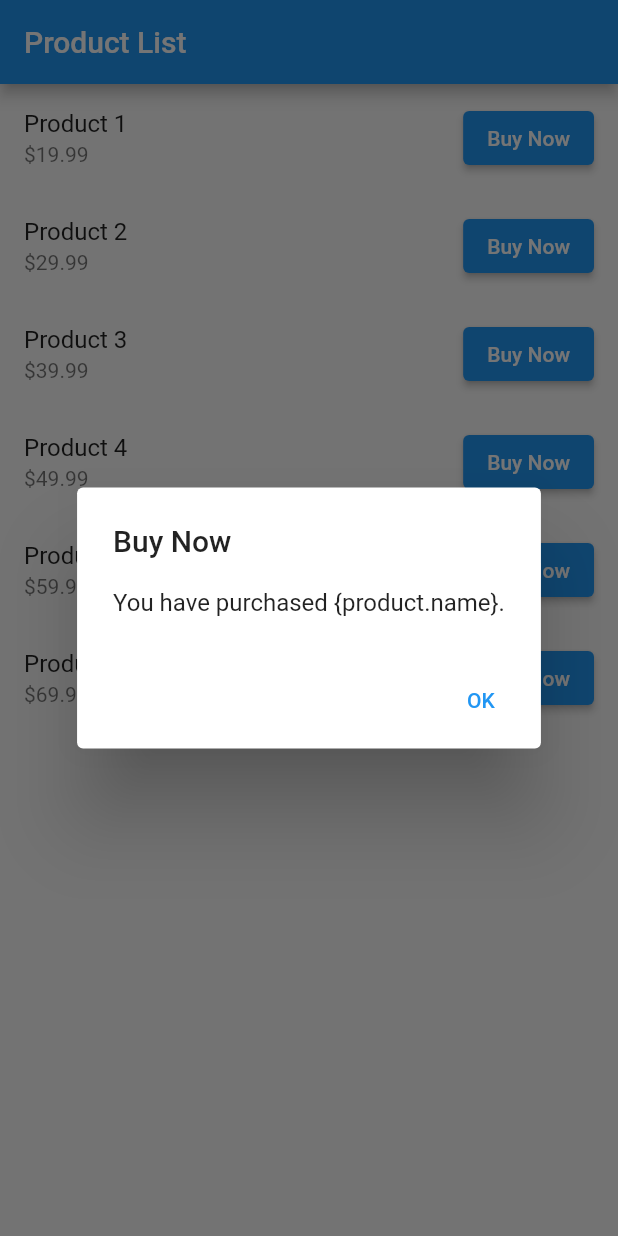
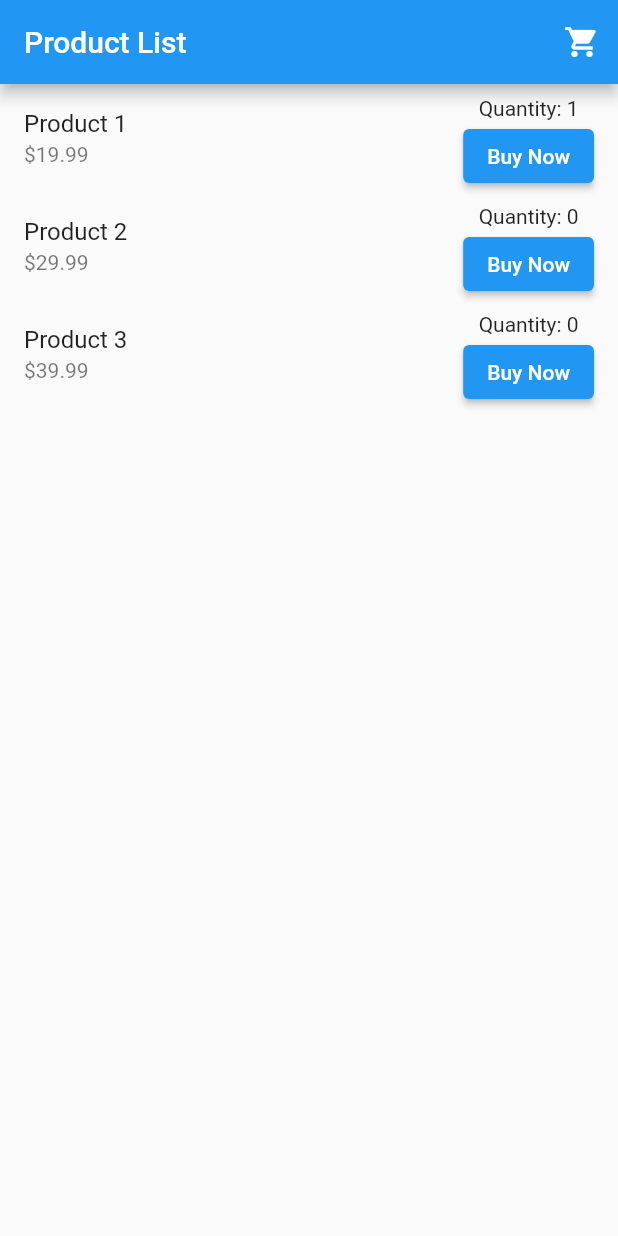
Before and after one commit to elamoni/Flutter, a Flutter app: the screen it shows after launch, after a tap on "Buy Now", on a phone screen of 412 x 824 dp. Run offline on Flutter 3.47's test engine with Material 2 defaults, Android fonts, the phone set to English and light mode, and no system bars.

Commit message:
Couter with cart page

```diff
--- a/lib/main.dart
+++ b/lib/main.dart
@@ -1,11 +1,17 @@
 import 'package:flutter/material.dart';
 
-// Define a Product class to represent individual products
+void main() {
+  runApp(MaterialApp(
+    home: ProductList(),
+  ));
+}
+
 class Product {
   final String name;
   final double price;
+  int quantity;
 
-  Product(this.name, this.price);
+  Product(this.name, this.price, this.quantity);
 }
 
 class ProductList extends StatefulWidget {
@@ -14,39 +20,61 @@ class ProductList extends StatefulWidget {
 }
 
 class _ProductListState extends State<ProductList> {
-  // Create a list of products
   List<Product> products = [
-    Product('Product 1', 19.99),
-    Product('Product 2', 29.99),
-    Product('Product 3', 39.99),
-    Product('Product 4', 49.99),
-    Product('Product 5', 59.99),
-    Product('Product 6', 69.99),
+    Product('Product 1', 19.99, 0),
+    Product('Product 2', 29.99, 0),
+    Product('Product 3', 39.99, 0),
+    // Add more products as needed
+  ];
 
-  ];
+  int totalProductsBought = 0;
 
   @override
   Widget build(BuildContext context) {
     return Scaffold(
       appBar: AppBar(
         title: Text('Product List'),
+        actions: [
+          IconButton(
+            icon: Icon(Icons.shopping_cart),
+            onPressed: () {
+              Navigator.push(
+                context,
+                MaterialPageRoute(
+                  builder: (context) =>
+                      CartPage(products, totalProductsBought),
                 ),
-      body: ListView.builder(
+              );
+            },
+          ),
+        ],
+      ),
+      body: Column(
+        children: [
+          Expanded(
+            child: ListView.builder(
               itemCount: products.length,
               itemBuilder: (context, index) {
                 final product = products[index];
                 return ListTile(
                   title: Text(product.name),
                   subtitle: Text('\$${product.price.toStringAsFixed(2)}'),
-            trailing: ElevatedButton(
+                  trailing: Column(
+                    mainAxisAlignment: MainAxisAlignment.center,
+                    children: [
+                      Text('Quantity: ${product.quantity}'),
+                      ElevatedButton(
                         onPressed: () {
-                // Implement the buy now action for the product
+                          setState(() {
+                            product.quantity++;
+                            if (product.quantity == 5) {
                               showDialog(
                                 context: context,
                                 builder: (BuildContext context) {
                                   return AlertDialog(
-                      title: Text('Buy Now'),
-                      content: Text('You have purchased {product.name}.'),
+                                    title: Text('Congratulations!'),
+                                    content: Text(
+                                        'You\'ve bought 5 ${product.name}!'),
                                     actions: [
                                       TextButton(
                                         onPressed: () {
@@ -58,18 +86,51 @@ class _ProductListState extends State<ProductList> {
                                   );
                                 },
                               );
+                            }
+                            totalProductsBought++;
+                          });
                         },
                         child: Text('Buy Now'),
                       ),
+                    ],
+                  ),
                 );
               },
+            ),
+          ),
+        ],
       ),
     );
   }
 }
 
-void main() {
-  runApp(MaterialApp(
-    home: ProductList(),
-  ));
+class CartPage extends StatelessWidget {
+  final List<Product> products;
+  final int totalProductsBought;
+
+  CartPage(this.products, this.totalProductsBought);
+
+  @override
+  Widget build(BuildContext context) {
+    return Scaffold(
+      appBar: AppBar(
+        title: Text('Cart'),
+      ),
+      body: SingleChildScrollView(
+        child: Column(
+          mainAxisAlignment: MainAxisAlignment.center,
+          children: [
+            Text('Total Products Bought: $totalProductsBought'),
+            SizedBox(height: 20),
+            ElevatedButton(
+              onPressed: () {
+                Navigator.pop(context);
+              },
+              child: Text('Back to Product List'),
+            ),
+          ],
+        ),
+      ),
+    );
   }
+}
```
Lines whose indentation alone changed are shown as unchanged.
